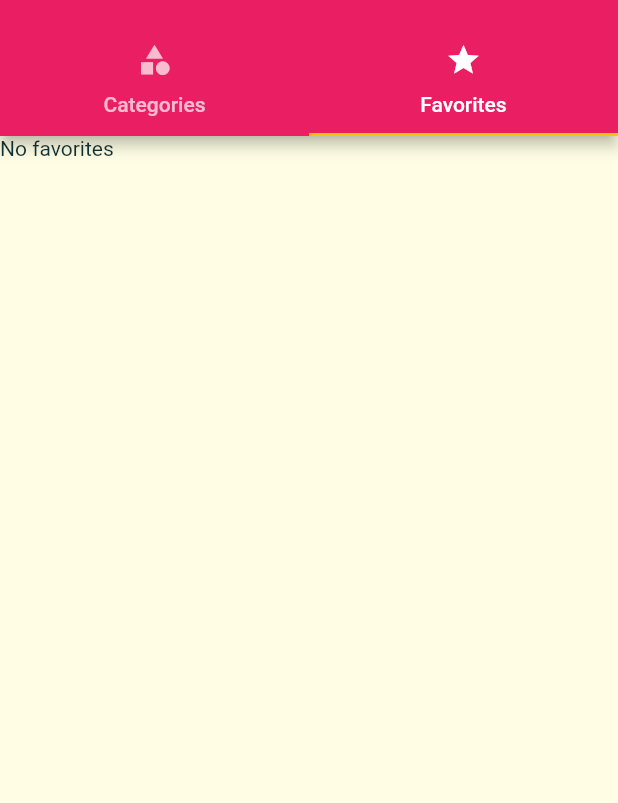
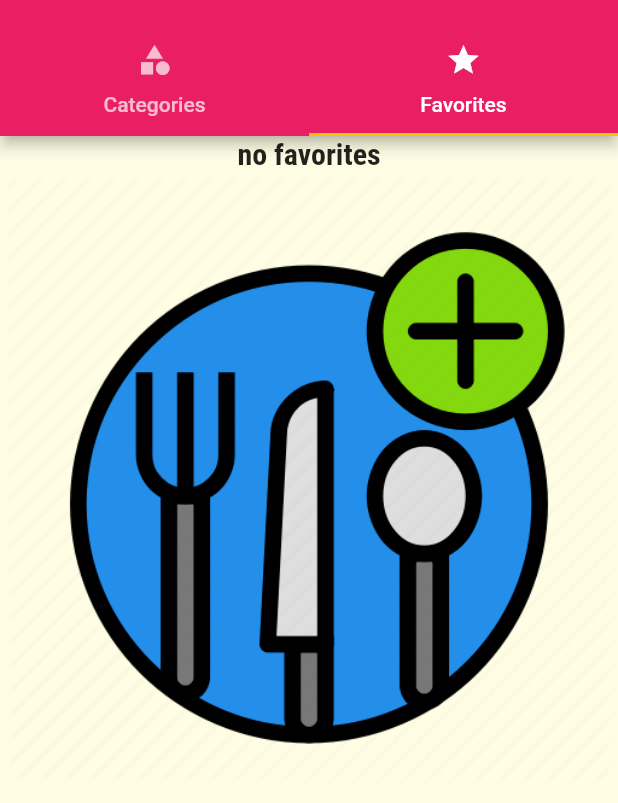
Before and after one commit to Tamir198/Recipes, a Flutter app: the screen it shows after launch, tab 2 chosen, on a phone screen of 412 x 824 dp, the part 59-862 px from its top. Run offline on Flutter 3.47's test engine with Material 2 defaults, Android fonts, the phone set to English and light mode, and no system bars; Roboto replaces fonts that are missing (RobotoCondensed-Bold).

Commit message:
Minor fixes

```diff
--- a/lib/main.dart
+++ b/lib/main.dart
@@ -1,120 +1,4 @@
 import 'package:flutter/material.dart';
-import 'package:recipes/dummy_data.dart';
-import 'package:recipes/models/meal.dart';
-import 'package:recipes/screens/filter_meals_screen.dart';
-import 'package:recipes/screens/meal_details.dart';
-import 'package:recipes/screens/tabs_screen.dart';
-import 'screens/categories_meals_screen.dart';
-import 'screens/meal_details.dart';
+import 'package:recipes/screens/main_screen.dart';
 
-void main() => runApp(MyApp());
-
-class MyApp extends StatefulWidget {
-  @override
-  _MyAppState createState() => _MyAppState();
-}
-
-class _MyAppState extends State<MyApp> {
-  Map<String,bool> filters = {
-    'gluten' : false,
-    'lactose' : false,
-    'vegetarian' : false,
-    'vegan' : false,
-  };
-
-  //Creating this list so I can manage what to show based on the user meals preferences in filter screen
-  //This will be used un categoryMeals instead of the DUMMY_MEALS
-  List <Meal> availableMeals = DUMMY_MEALS;
-  List <Meal> favoriteMeals = [];
-
-  //This will be called inside filterMeals screen and update the meals
-  void setFilters( Map<String,bool> filtersData ){
-    setState(() {
-      filters = filtersData;
-      availableMeals  = DUMMY_MEALS.where((meal) {
-        //true = keep the meal, false = don`t keep it
-        if(filters['gluten'] && !meal.isGlutenFree)
-            return false;
-
-        if(filters['lactose'] && !meal.isLactoseFree)
-          return false;
-
-        if(filters['vegetarian'] && !meal.isVegetarian)
-          return false;
-
-        if(filters['vegan'] && !meal.isVegan)
-          return false;
-
-        return true;
-
-      }).toList();
-    });
-  }
-
-  void toggleFavorites(String mealId){
-    //Return -1 if condition is not met
-   final favoriteIndex = favoriteMeals.indexWhere((meal) => meal.id == mealId);
-    //favoriteIndex contains a meal that I want to remove from favorite list
-    if(favoriteIndex >= 0){
-      setState(() {
-        favoriteMeals.removeAt(favoriteIndex);
-      });
-
-    }else{
-      //Add the first meal with the same id as favoriteIndex and add it ot the favorites list
-      setState(() {
-        favoriteMeals.add(DUMMY_MEALS.firstWhere((meal) => meal.id == mealId));
-      });
-    }
-  }
-
-  bool isFavorite(String id){
-    return favoriteMeals.any((meal) => meal.id == id);
-  }
-
-
-
-  @override
-  Widget build(BuildContext context) {
-    return MaterialApp(
-      title: 'Recipes',
-      theme: ThemeData(
-        primarySwatch: Colors.pink,
-        accentColor: Colors.amber,
-        canvasColor: Color.fromRGBO(255, 254, 229, 1),
-        fontFamily: 'RobotoCondensed-Bold',
-        textTheme: ThemeData.light().textTheme.copyWith(
-            body1: TextStyle(
-              color: Color.fromRGBO(20, 51, 51, 1),
-            ),
-            body2: TextStyle(
-              color: Color.fromRGBO(20, 51, 51, 1),
-            ),
-            title: TextStyle(
-              fontSize: 20,
-              fontFamily: 'RobotoCondensed',
-              fontWeight: FontWeight.bold,
-            )),
-      ),
-
-     /* home: Scaffold(
-          appBar: AppBar(title: Text('Recipes'),),
-          body: CategoriesScreen()),*/
-      routes: {
-        //This is another way to navigate between pages in flutter
-        //I can write
-        // /screen-rout : (context) => CategoryMealScreen() but easy to make grammar mistakes
-        //Default page of the app
-        '/': (context) => TabsScreen(favoriteMeals),
-        CategoryMealScreen.routName : (context) => CategoryMealScreen(availableMeals),
-        MealDetailScreen.routName : (context) => MealDetailScreen(toggleFavorites,isFavorite),
-        FilterMealsScreens.routName : (context) => FilterMealsScreens(filters,setFilters)
-      },
-      //If flutter will fail to show some screen you can show something like 'page nto found'
-      onUnknownRoute: (setting){
-        return MaterialPageRoute(builder: (context) => CategoryMealScreen(availableMeals));
-
-      },
-    );
-  }
-}
+void main() => runApp(MealsApp());
--- a/lib/screens/favorites_screen.dart
+++ b/lib/screens/favorites_screen.dart
@@ -1,4 +1,5 @@
 import 'package:flutter/cupertino.dart';
+import 'package:flutter/material.dart';
 import 'package:recipes/models/meal.dart';
 import 'package:recipes/widgets/meal_item.dart';
 
@@ -11,7 +12,10 @@ class FavoritesScreen extends StatelessWidget {
   Widget build(BuildContext context) {
 
     if (favoriteMeals.isEmpty)
-    return Text('No favorites');
+    return Column(children: <Widget>[
+      Text('no favorites',style: Theme.of(context).textTheme.title,),
+      Image(image: AssetImage('lib/assets/images/addFood.png'))
+    ]);
     else{
       return  ListView.builder(
           itemBuilder: (context, index) {
--- /dev/null
+++ b/lib/screens/main_screen.dart
@@ -0,0 +1,119 @@
+import 'package:flutter/cupertino.dart';
+import 'package:flutter/material.dart';
+import 'package:recipes/models/meal.dart';
+import 'package:recipes/screens/tabs_screen.dart';
+
+import '../dummy_data.dart';
+import 'categories_meals_screen.dart';
+import 'filter_meals_screen.dart';
+import 'meal_details.dart';
+
+class MealsApp extends StatefulWidget {
+  @override
+  _MealsState createState() => _MealsState();
+}
+
+class _MealsState extends State<MealsApp> {
+  Map<String,bool> filters = {
+    'gluten' : false,
+    'lactose' : false,
+    'vegetarian' : false,
+    'vegan' : false,
+  };
+
+  //Creating this list so I can manage what to show based on the user meals preferences in filter screen
+  //This will be used un categoryMeals instead of the DUMMY_MEALS
+  List <Meal> availableMeals = DUMMY_MEALS;
+  List <Meal> favoriteMeals = [];
+
+  //This will be called inside filterMeals screen and update the meals
+  void setFilters( Map<String,bool> filtersData ){
+    setState(() {
+      filters = filtersData;
+      availableMeals  = DUMMY_MEALS.where((meal) {
+        //true = keep the meal, false = don`t keep it
+        if(filters['gluten'] && !meal.isGlutenFree)
+          return false;
+
+        if(filters['lactose'] && !meal.isLactoseFree)
+          return false;
+
+        if(filters['vegetarian'] && !meal.isVegetarian)
+          return false;
+
+        if(filters['vegan'] && !meal.isVegan)
+          return false;
+
+        return true;
+
+      }).toList();
+    });
+  }
+
+  void toggleFavorites(String mealId){
+    //Return -1 if condition is not met
+    final favoriteIndex = favoriteMeals.indexWhere((meal) => meal.id == mealId);
+    //favoriteIndex contains a meal that I want to remove from favorite list
+    if(favoriteIndex >= 0){
+      setState(() {
+        favoriteMeals.removeAt(favoriteIndex);
+      });
+
+    }else{
+      //Add the first meal with the same id as favoriteIndex and add it ot the favorites list
+      setState(() {
+        favoriteMeals.add(DUMMY_MEALS.firstWhere((meal) => meal.id == mealId));
+      });
+    }
+  }
+
+  bool isFavorite(String id){
+    return favoriteMeals.any((meal) => meal.id == id);
+  }
+
+
+
+  @override
+  Widget build(  BuildContext context) {
+    return MaterialApp(
+      title: 'Recipes',
+      theme: ThemeData(
+        primarySwatch: Colors.pink,
+        accentColor: Colors.amber,
+        canvasColor: Color.fromRGBO(255, 254, 229, 1),
+        fontFamily: 'RobotoCondensed-Bold',
+        textTheme: ThemeData.light().textTheme.copyWith(
+            body1: TextStyle(
+              color: Color.fromRGBO(20, 51, 51, 1),
+            ),
+            body2: TextStyle(
+              color: Color.fromRGBO(20, 51, 51, 1),
+            ),
+            title: TextStyle(
+              fontSize: 20,
+              fontFamily: 'RobotoCondensed',
+              fontWeight: FontWeight.bold,
+            )),
+      ),
+
+      /* home: Scaffold(
+          appBar: AppBar(title: Text('Recipes'),),
+          body: CategoriesScreen()),*/
+      routes: {
+        //This is another way to navigate between pages in flutter
+        //I can write
+        // /screen-rout : (context) => CategoryMealScreen() but easy to make grammar mistakes
+        //Default page of the app
+        '/': (context) => TabsScreen(favoriteMeals),
+        CategoryMealScreen.routName : (context) => CategoryMealScreen(availableMeals),
+        MealDetailScreen.routName : (context) => MealDetailScreen(toggleFavorites,isFavorite),
+        FilterMealsScreens.routName : (context) => FilterMealsScreens(filters,setFilters)
+      },
+      //If flutter will fail to show some screen you can show something like 'page nto found'
+      onUnknownRoute: (setting){
+        return MaterialPageRoute(builder: (context) => CategoryMealScreen(availableMeals));
+
+      },
+    );
+  }
+}
--- a/lib/screens/meal_details.dart
+++ b/lib/screens/meal_details.dart
@@ -4,7 +4,7 @@ import 'package:recipes/dummy_data.dart';
 
 class MealDetailScreen extends StatelessWidget {
   static const routName = '/MealDetailScreen';
-  var mediaQuery;
+  MediaQueryData mediaQuery;
   Function toggleFavorites;
   Function isFavorite;
 
```
Also changed, not shown: lib/screens/category_screens.dart (+6 -3 lines), pubspec.yaml (+7 -5 lines), lib/assets/images/addFood.png (added), 1 other file.
